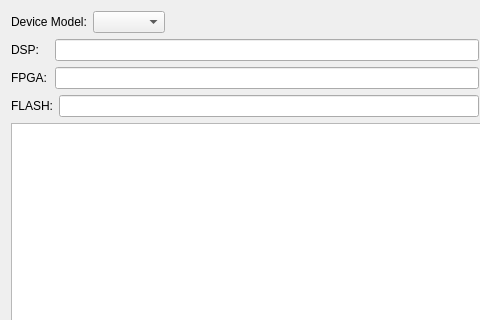
Qt form Libs/AdvUser/advuserfirmwaresegmentflash.ui (Scorpion1911/ServoDriveTech) before a commit; both pictures show x 0 to 480 and y 0 to 320 of the 606 by 485 pixel window.
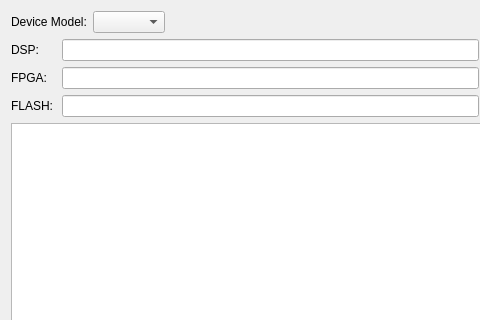
The same form after that commit.

What changed in the file:
```diff
--- a/Libs/AdvUser/advuserfirmwaresegmentflash.ui
+++ b/Libs/AdvUser/advuserfirmwaresegmentflash.ui
@@ -77,7 +77,7 @@
         <widget class="QLabel" name="labelDSP">
          <property name="minimumSize">
           <size>
-           <width>38</width>
+           <width>45</width>
            <height>0</height>
           </size>
          </property>
@@ -111,7 +111,7 @@
         <widget class="QLabel" name="labelFPGA">
          <property name="minimumSize">
           <size>
-           <width>38</width>
+           <width>45</width>
            <height>0</height>
           </size>
          </property>
@@ -145,7 +145,7 @@
         <widget class="QLabel" name="labelFLASH">
          <property name="minimumSize">
           <size>
-           <width>38</width>
+           <width>45</width>
            <height>0</height>
           </size>
          </property>
```
